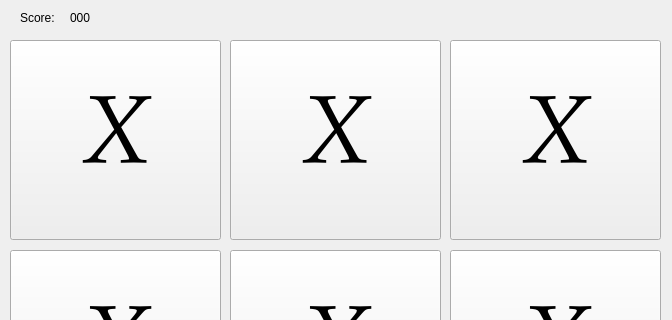
First picture: the form in tela.ui, repository jpescola/jogo_velha, before the edit; both pictures show x 0 to 672 and y 0 to 320 of the 672 by 676 pixel window.
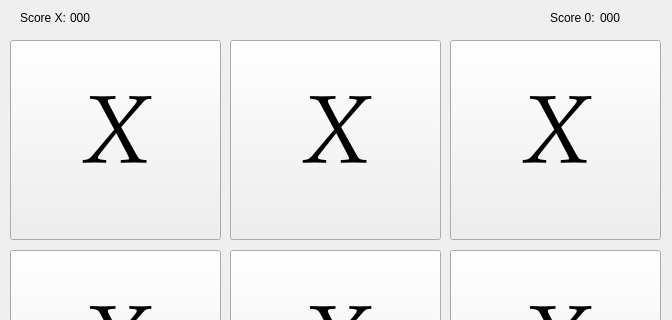
Second picture: the form after the edit.

Commit message: melhorias e score individual

```diff
--- a/tela.ui
+++ b/tela.ui
@@ -257,7 +257,7 @@
     </rect>
    </property>
    <property name="text">
-    <string>Score:</string>
+    <string>Score X:</string>
    </property>
   </widget>
   <widget class="QLabel" name="score">
@@ -273,6 +273,32 @@
     <string>000</string>
    </property>
   </widget>
+  <widget class="QLabel" name="label_2">
+   <property name="geometry">
+    <rect>
+     <x>550</x>
+     <y>10</y>
+     <width>58</width>
+     <height>16</height>
+    </rect>
+   </property>
+   <property name="text">
+    <string>Score 0:</string>
+   </property>
+  </widget>
+  <widget class="QLabel" name="score0">
+   <property name="geometry">
+    <rect>
+     <x>600</x>
+     <y>10</y>
+     <width>58</width>
+     <height>16</height>
+    </rect>
+   </property>
+   <property name="text">
+    <string>000</string>
+   </property>
+  </widget>
  </widget>
  <resources/>
  <connections/>
```
Left out of the diff: 2 changed lines with no effect on the pictures. The commit also changes 2 other files.
